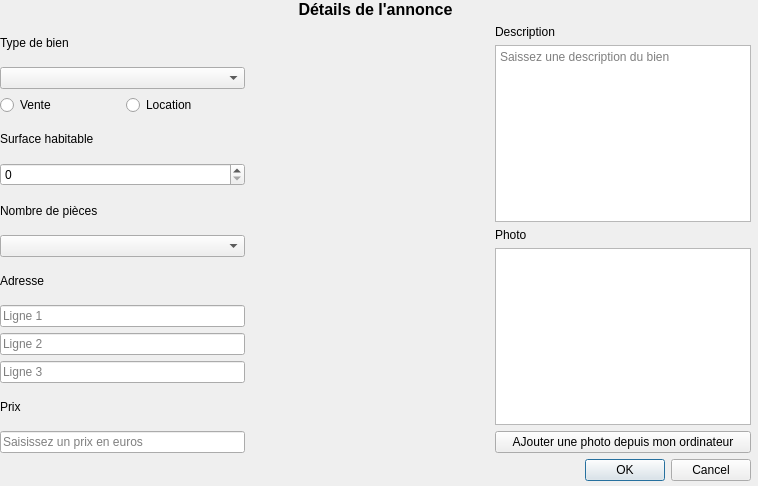
The window that annonce.ui (tonydd/IHMo) describes before a commit, drawn with Qt 5.
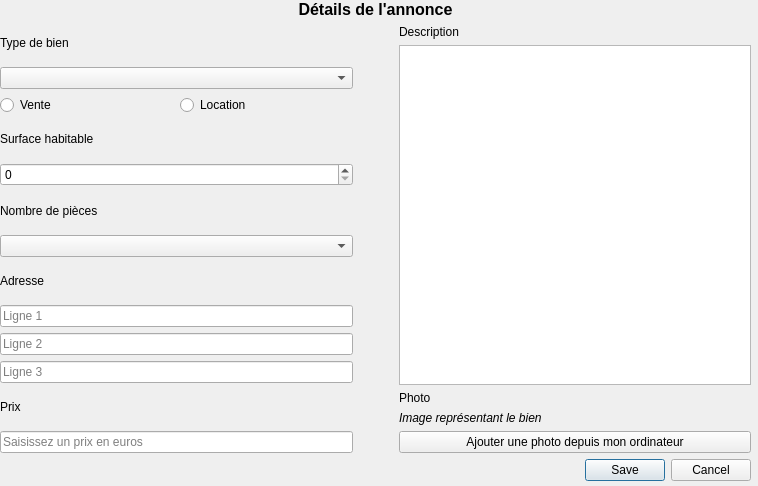
The same window after the commit.

Commit message: Aide + actions menu + APropos + Image dans annonce

```diff
--- a/annonce.ui
+++ b/annonce.ui
@@ -52,7 +52,11 @@
          </widget>
         </item>
         <item>
-         <widget class="QComboBox" name="comboBox"/>
+         <widget class="QComboBox" name="combo_type">
+          <property name="cursor">
+           <cursorShape>PointingHandCursor</cursorShape>
+          </property>
+         </widget>
         </item>
         <item>
          <layout class="QHBoxLayout" name="horizontalLayout_2">
@@ -80,7 +84,17 @@
          </widget>
         </item>
         <item>
-         <widget class="QSpinBox" name="spinBox"/>
+         <widget class="QSpinBox" name="spb_surface">
+          <property name="cursor">
+           <cursorShape>ArrowCursor</cursorShape>
+          </property>
+          <property name="maximum">
+           <number>1000</number>
+          </property>
+          <property name="singleStep">
+           <number>10</number>
+          </property>
+         </widget>
         </item>
         <item>
          <widget class="QLabel" name="label_5">
@@ -90,7 +104,11 @@
          </widget>
         </item>
         <item>
-         <widget class="QComboBox" name="comboBox_2"/>
+         <widget class="QComboBox" name="combo_pieces">
+          <property name="cursor">
+           <cursorShape>PointingHandCursor</cursorShape>
+          </property>
+         </widget>
         </item>
         <item>
          <widget class="QLabel" name="label_6">
@@ -141,6 +159,9 @@
         <property name="orientation">
          <enum>Qt::Horizontal</enum>
         </property>
+        <property name="sizeType">
+         <enum>QSizePolicy::Minimum</enum>
+        </property>
         <property name="sizeHint" stdset="0">
          <size>
           <width>40</width>
@@ -159,11 +180,7 @@
          </widget>
         </item>
         <item>
-         <widget class="QTextEdit" name="textEdit">
-          <property name="placeholderText">
-           <string>Saissez une description du bien</string>
-          </property>
-         </widget>
+         <widget class="QTextEdit" name="txt_desc"/>
         </item>
         <item>
          <widget class="QLabel" name="label_8">
@@ -173,12 +190,21 @@
          </widget>
         </item>
         <item>
-         <widget class="QTextEdit" name="textEdit_2"/>
+         <widget class="QLabel" name="lbl_img">
+          <property name="font">
+           <font>
+            <italic>true</italic>
+           </font>
+          </property>
+          <property name="text">
+           <string>Image représentant le bien</string>
+          </property>
+         </widget>
         </item>
         <item>
          <widget class="QPushButton" name="pushButton">
           <property name="text">
-           <string>AJouter une photo depuis mon ordinateur</string>
+           <string>Ajouter une photo depuis mon ordinateur</string>
           </property>
          </widget>
         </item>
@@ -192,7 +218,7 @@
        <enum>Qt::Horizontal</enum>
       </property>
       <property name="standardButtons">
-       <set>QDialogButtonBox::Cancel|QDialogButtonBox::Ok</set>
+       <set>QDialogButtonBox::Cancel|QDialogButtonBox::Save</set>
       </property>
      </widget>
     </item>
```
Left out of the diff: 47 changed lines with no effect on the pictures. The commit also changes 11 other files.
